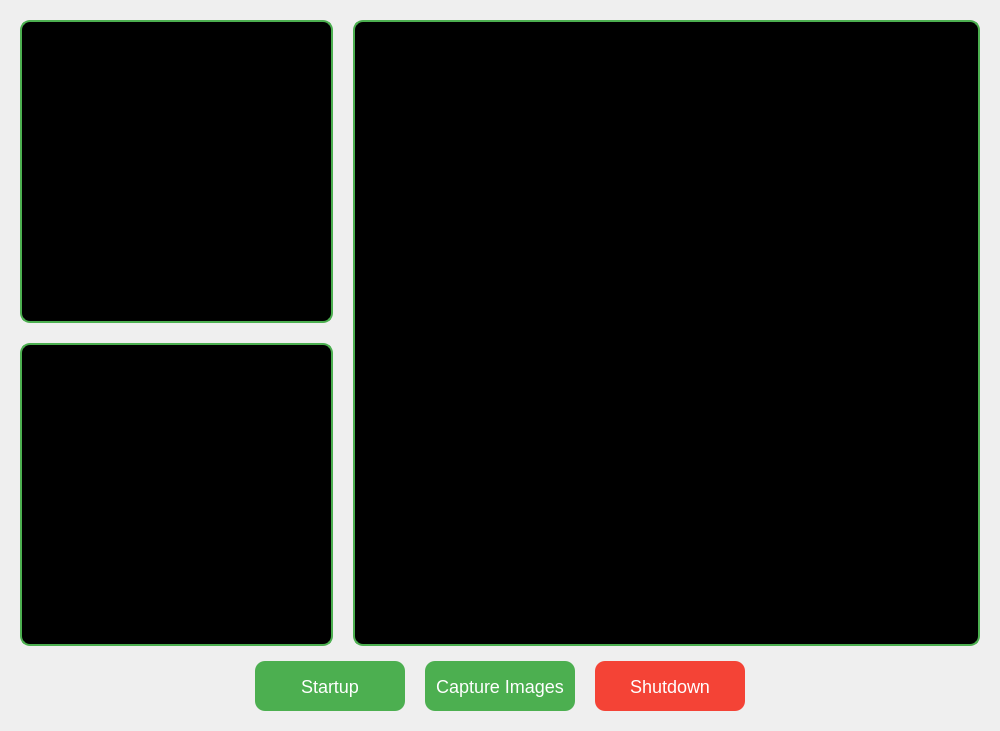
Old version of the form source_code/DAQ_System.ui in the repository Lvjihong/DAQ_System.
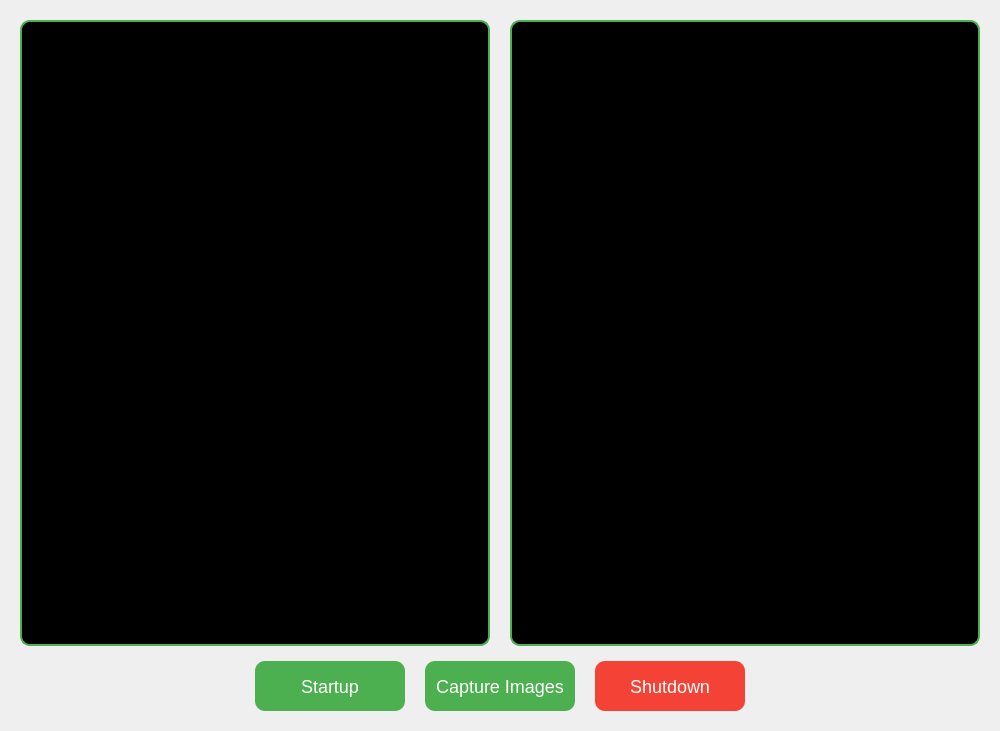
New version of the form.

```diff
--- a/source_code/DAQ_System.ui
+++ b/source_code/DAQ_System.ui
@@ -30,12 +30,12 @@
     <number>20</number>
    </property>
    <item>
-    <layout class="QHBoxLayout" name="mainLayout" stretch="1,2">
+    <layout class="QHBoxLayout" name="mainLayout" stretch="1,1">
      <property name="spacing">
       <number>20</number>
      </property>
      <item>
-      <layout class="QVBoxLayout" name="leftImageLayout" stretch="0,0">
+      <layout class="QVBoxLayout" name="leftImageLayout" stretch="0">
        <property name="spacing">
         <number>20</number>
        </property>
@@ -52,19 +52,6 @@
          </property>
         </widget>
        </item>
-       <item>
-        <widget class="QLabel" name="subView2">
-         <property name="minimumSize">
-          <size>
-           <width>300</width>
-           <height>300</height>
-          </size>
-         </property>
-         <property name="styleSheet">
-          <string notr="true">background-color: black; border: 2px solid #4CAF50; border-radius: 10px;</string>
-         </property>
-        </widget>
-       </item>
       </layout>
      </item>
      <item>
```
